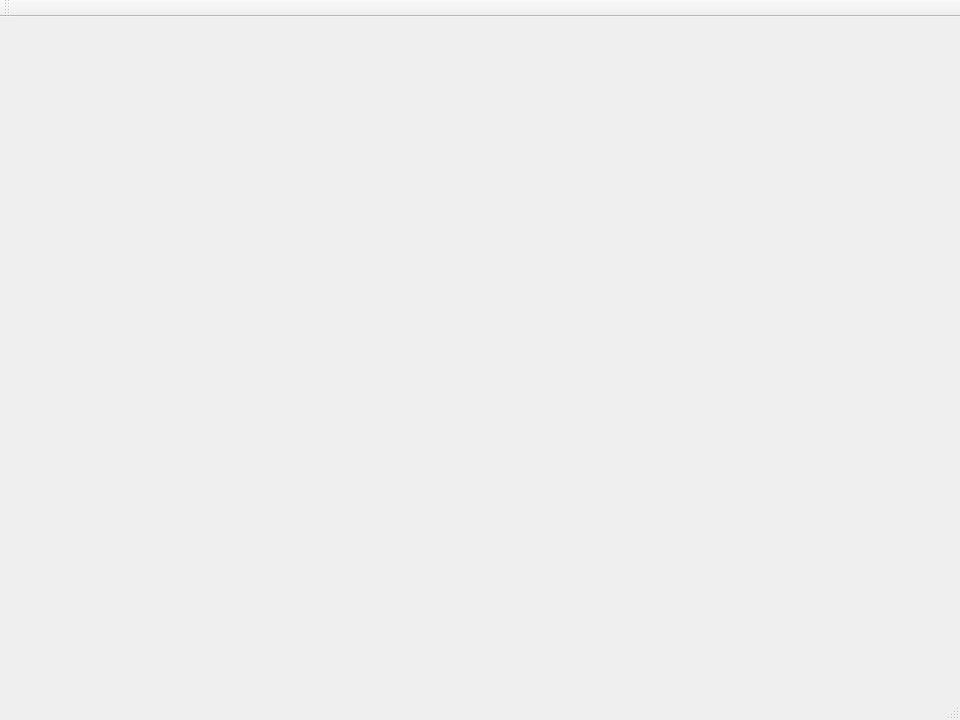
First picture: the form in mainwindow.ui, repository kkohoutek/warcraft, before the edit.
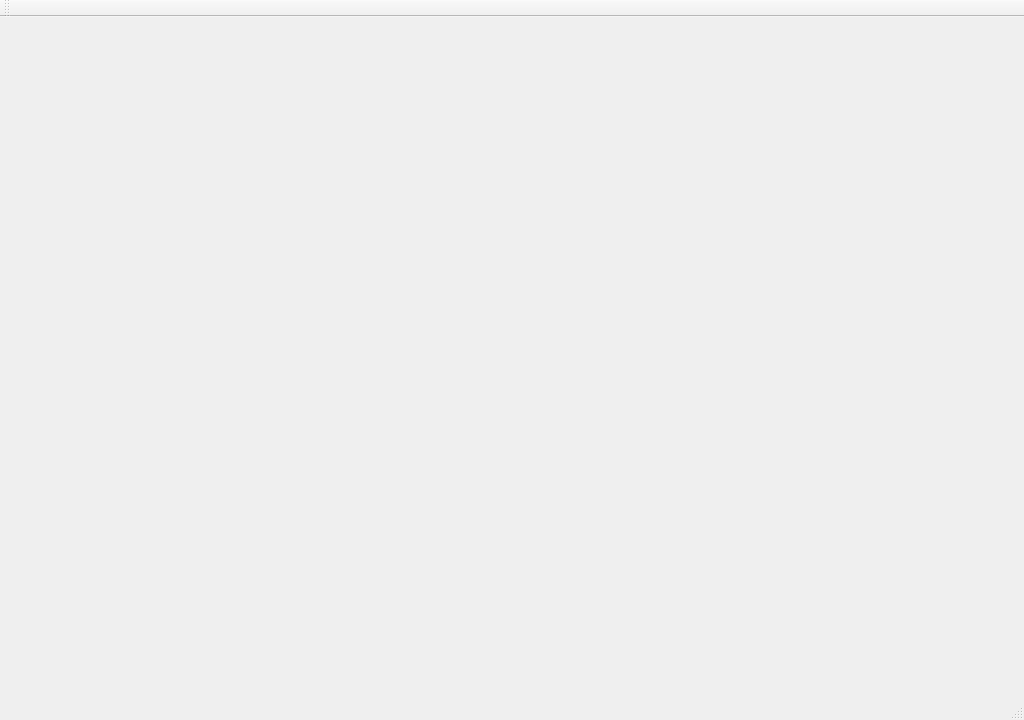
Second picture: the form after the edit.

```diff
--- a/mainwindow.ui
+++ b/mainwindow.ui
@@ -6,19 +6,19 @@
    <rect>
     <x>0</x>
     <y>0</y>
-    <width>960</width>
+    <width>1024</width>
     <height>720</height>
    </rect>
   </property>
   <property name="minimumSize">
    <size>
-    <width>960</width>
+    <width>1024</width>
     <height>720</height>
    </size>
   </property>
   <property name="maximumSize">
    <size>
-    <width>960</width>
+    <width>1024</width>
     <height>720</height>
    </size>
   </property>
```
Left out of the diff: 2 changed lines with no effect on the pictures.
